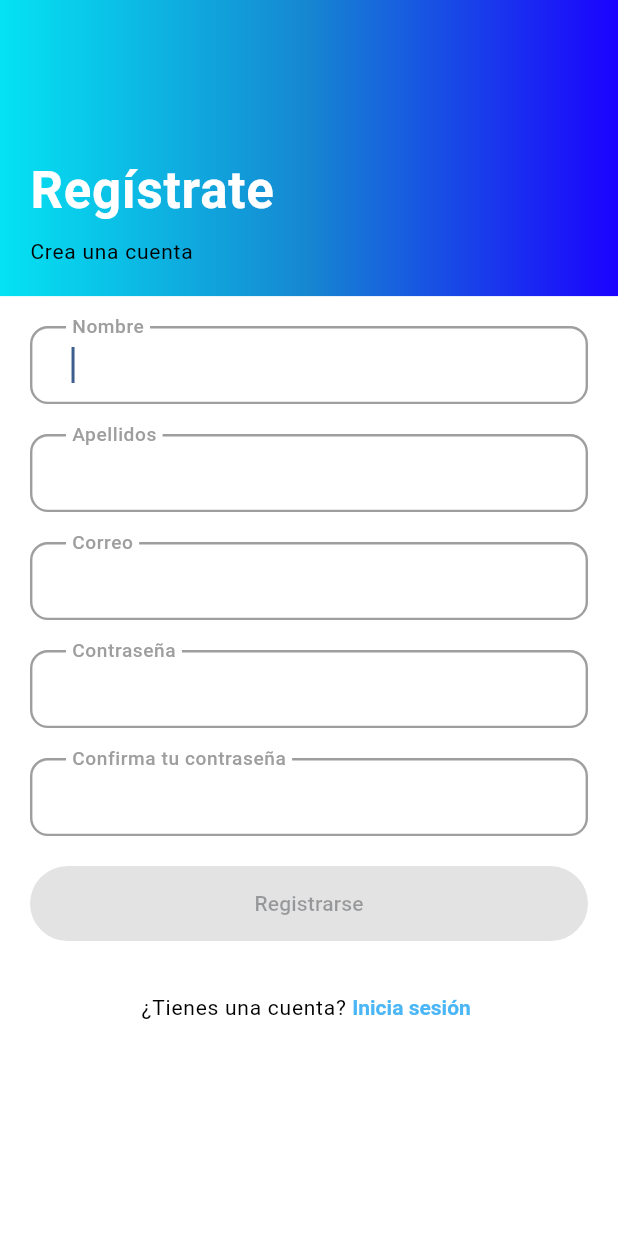
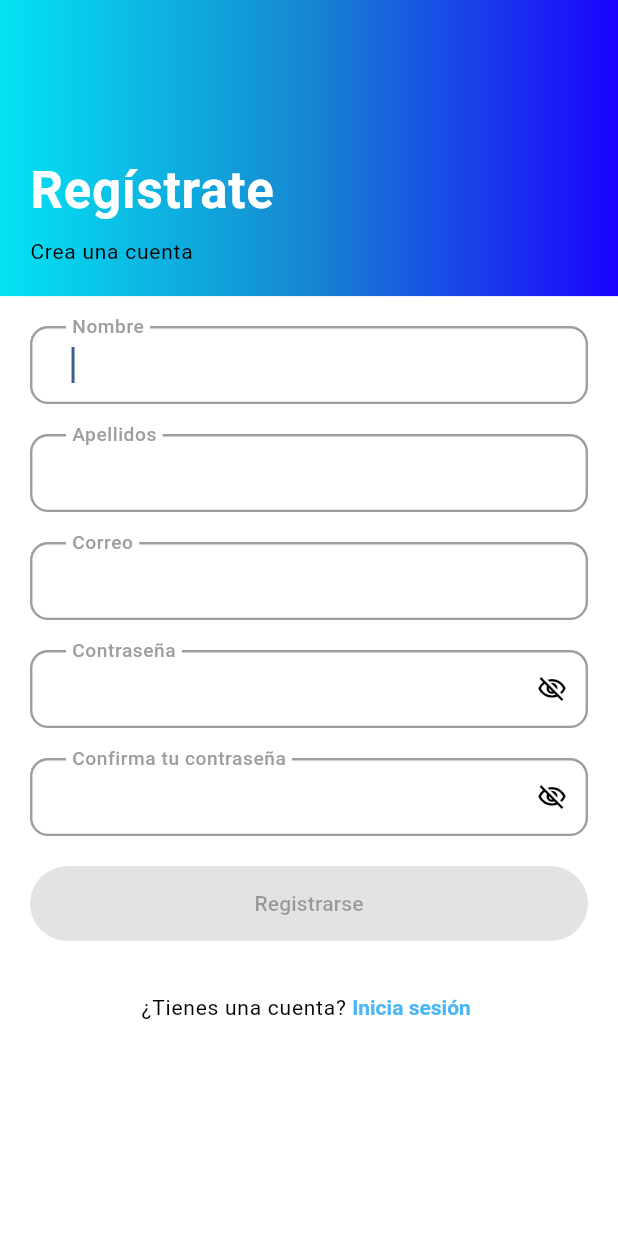
Before and after one commit to EnriqueCen312/App-TechAdmin, a Flutter app: the RegisterPage screen opened by its route, on a phone screen of 412 x 824 dp. Run offline on Flutter 3.47's test engine with Material 3 defaults, Android fonts, the phone set to English and light mode, and no system bars; our stand-ins replace flutter_colorpicker, flutter_svg, google_fonts, shared_preferences, supabase_flutter; accounts and stored records are empty.

Commit message:
reparacion todos los retrocesos,modificacion formulario agregar vehiculo,reparacion registro y mucho mas.

```diff
--- a/lib/screens/register_screen.dart
+++ b/lib/screens/register_screen.dart
@@ -117,7 +117,13 @@ Future<void> registerUser() async {
 
   @override
   Widget build(BuildContext context) {
-    return Scaffold(
+    return WillPopScope(
+      onWillPop: () async {
+        // Navegar a la pantalla de login
+        NavigationHelper.pushReplacementNamed(AppRoutes.login);
+        return false;
+      },
+      child: Scaffold(
         body: ListView(
           children: [
             const GradientBackground(
@@ -176,8 +182,25 @@ Future<void> registerUser() async {
                           keyboardType: TextInputType.visiblePassword,
                           onChanged: (_) => _formKey.currentState?.validate(),
                           validator: (value) {
-                          return value!.isEmpty ? AppStrings.pleaseEnterPassword : AppConstants.passwordRegex.hasMatch(value) ? null : AppStrings.invalidPassword;
+                            return value!.isEmpty
+                                ? AppStrings.pleaseEnterPassword
+                                : AppConstants.passwordRegex.hasMatch(value)
+                                    ? null
+                                    : AppStrings.invalidPassword;
                           },
+                          suffixIcon: IconButton(
+                            onPressed: () => passwordNotifier.value = !passwordObscure,
+                            style: IconButton.styleFrom(
+                              minimumSize: const Size.square(48),
+                            ),
+                            icon: Icon(
+                              passwordObscure
+                                  ? Icons.visibility_off_outlined
+                                  : Icons.visibility_outlined,
+                              size: 20,
+                              color: Colors.black,
+                            ),
+                          ),
                         );
                       },
                     ),
@@ -192,8 +215,25 @@ Future<void> registerUser() async {
                           keyboardType: TextInputType.visiblePassword,
                           onChanged: (_) => _formKey.currentState?.validate(),
                           validator: (value) {
-                          return value!.isEmpty ? AppStrings.pleaseReEnterPassword : passwordController.text == confirmPasswordController.text ? null : AppStrings.passwordNotMatched;
+                            return value!.isEmpty
+                                ? AppStrings.pleaseReEnterPassword
+                                : passwordController.text == confirmPasswordController.text
+                                    ? null
+                                    : AppStrings.passwordNotMatched;
                           },
+                          suffixIcon: IconButton(
+                            onPressed: () => confirmPasswordNotifier.value = !confirmPasswordObscure,
+                            style: IconButton.styleFrom(
+                              minimumSize: const Size.square(48),
+                            ),
+                            icon: Icon(
+                              confirmPasswordObscure
+                                  ? Icons.visibility_off_outlined
+                                  : Icons.visibility_outlined,
+                              size: 20,
+                              color: Colors.black,
+                            ),
+                          ),
                         );
                       },
                     ),
@@ -230,6 +270,7 @@ Future<void> registerUser() async {
             ),
           ],
         ),
+      ),
     );
   }
 }
```
Also changed, not shown: lib/screens/login_screen.dart (+26 -1 lines), lib/screens/navigation/bottom_navigation_page.dart (+38 -1 lines). Lines whose indentation alone changed are shown as unchanged.
